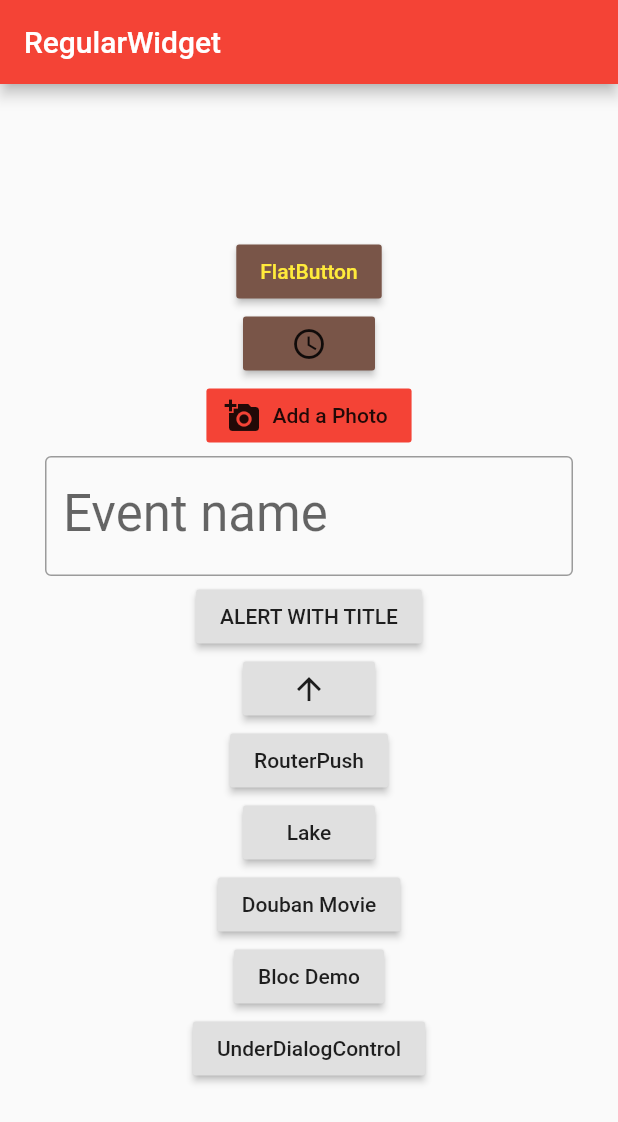
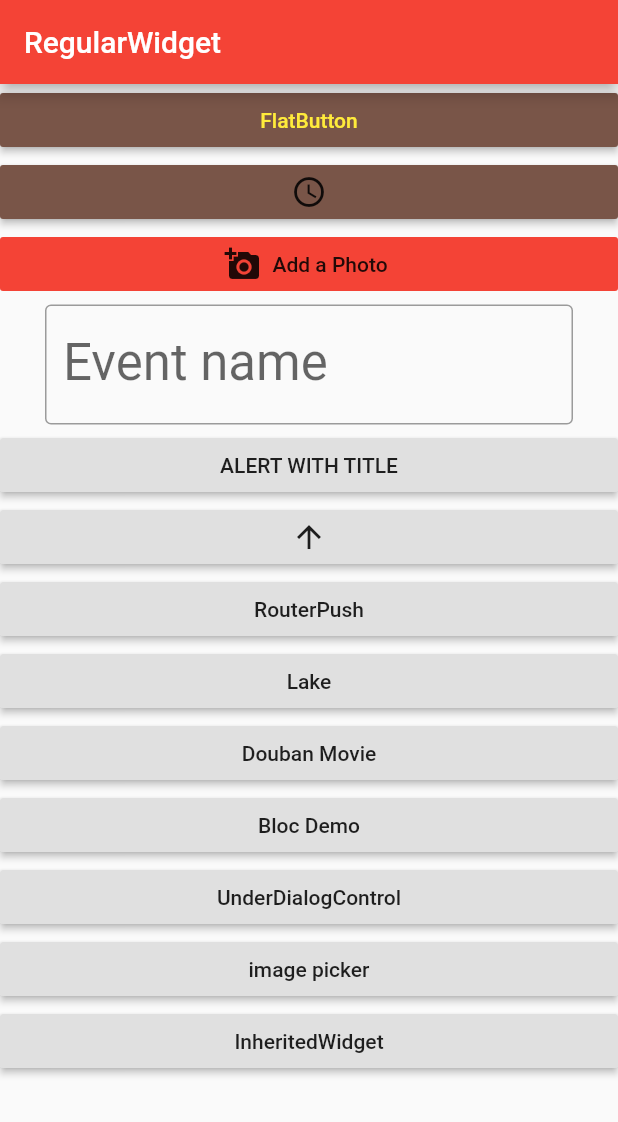
Before and after one commit to taojigu/hello_flutter, a Flutter app: the screen it shows after launch, on a phone screen of 412 x 824 dp. Shown: the top 1122 px of the screen. Run offline on Flutter 3.47's test engine with Material 2 defaults, Android fonts, the phone set to English and light mode, and no system bars; our stand-ins replace cached_network_image, image_picker.

Commit message:
add image picker 和inherited widget

```diff
--- a/lib/douban/douban_movie_page.dart
+++ b/lib/douban/douban_movie_page.dart
@@ -1,9 +1,9 @@
 
 import 'package:flutter/material.dart';
-import 'package:http/http.dart' as http;
 import 'dart:convert';
 import 'package:cached_network_image/cached_network_image.dart';
 import 'package:url_launcher/url_launcher.dart';
+import 'package:http/http.dart' as http;
 
 class DoubanMoviewPage extends StatefulWidget {
   @override
--- a/lib/regular_widget_demo_page.dart
+++ b/lib/regular_widget_demo_page.dart
@@ -1,6 +1,8 @@
 import 'package:flutter/material.dart';
 import 'package:hello_flutter/bloc/bloc_demo_page.dart';
 import 'package:hello_flutter/dialog_control/dialog_under_page.dart';
+import 'package:hello_flutter/image_picker/image_picker_demo.dart';
+import 'package:hello_flutter/sepecial_widget/inherited_widget_demo.dart';
 import 'listview_demo_page.dart';
 import 'layout/lake_page.dart';
 import 'douban/douban_movie_page.dart';
@@ -81,6 +83,8 @@ class _RegularWidgetDemoPageState extends State<RegularWidgetDemoPage> {
             _pushDoubanButton(),
             _pushBlocPageButton(),
             _pushPushDialogUnderButton(),
+            _pushImagePickerDemoPage(),
+            _pushInheritedWidgetDemoPage(),
           ];
       return Scaffold(
         appBar: AppBar(
@@ -88,8 +92,7 @@ class _RegularWidgetDemoPageState extends State<RegularWidgetDemoPage> {
           backgroundColor: Colors.red,
         ),
         body: Center(
-          child: Column(
-            mainAxisAlignment: MainAxisAlignment.center,
+          child: ListView(
             children: bodyChildren
           ),
         ),
@@ -103,6 +106,16 @@ class _RegularWidgetDemoPageState extends State<RegularWidgetDemoPage> {
         onPressed: () {
           Navigator.push(context,
           new MaterialPageRoute(builder: (context) => new DoubanMoviewPage())
+          );
+        }
+      );
+    }
+    Widget _pushInheritedWidgetDemoPage() {
+      return RaisedButton(
+        child: Text("InheritedWidget"),
+        onPressed: () {
+          Navigator.push(context,
+            new MaterialPageRoute(builder: (context) => new InhertedWidgetDemo())
           );
         }
       );
@@ -177,4 +190,15 @@ class _RegularWidgetDemoPageState extends State<RegularWidgetDemoPage> {
         },
       );
     }
+
+    Widget _pushImagePickerDemoPage() {
+      return RaisedButton(
+        child: Text('image picker'),
+        onPressed:  () {
+
+           Navigator.push(context,
+          new MaterialPageRoute(builder: (context) => new ImagePickerDemo()));
+        },
+      );
+    }
 }
--- a/pubspec.yaml
+++ b/pubspec.yaml
@@ -20,7 +20,7 @@ dependencies:
   flutter:
     sdk: flutter
 
-  http : 0.12.0
+  http : ^0.12.0
   # http:
   #   git:
   #     url : https://github.com/dart-lang/http
@@ -28,6 +28,9 @@ dependencies:
 
   cached_network_image : any
   url_launcher : any
+  image_picker: any
+
+
 
   # The following adds the Cupertino Icons font to your application.
   # Use with the CupertinoIcons class for iOS style icons.
```
Also changed, not shown: lib/image_picker/image_picker_demo.dart (added, +60 -0 lines), lib/sepecial_widget/inherited_widget_demo.dart (added, +73 -0 lines), pubspec.lock, 3 other files.
